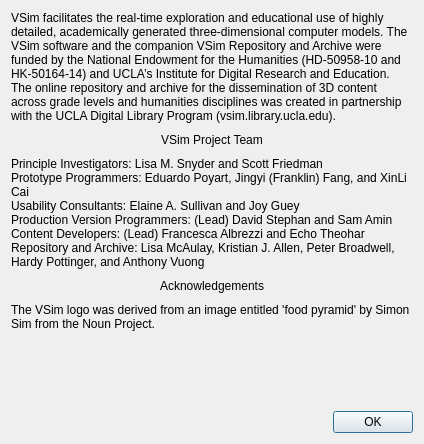
IDREsandbox/vsim, file src/AboutDialog.ui: the form before one commit.
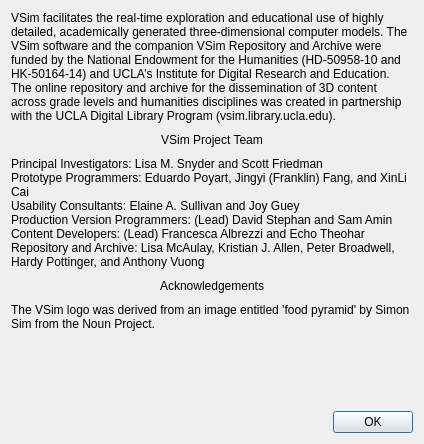
The form after the commit.

Commit message: changelog, touchups, default model

```diff
--- a/src/AboutDialog.ui
+++ b/src/AboutDialog.ui
@@ -52,7 +52,7 @@
    <item>
     <widget class="QLabel" name="label_2">
      <property name="text">
-      <string>Principle Investigators: Lisa M. Snyder and Scott Friedman
+      <string>Principal Investigators: Lisa M. Snyder and Scott Friedman
 Prototype Programmers: Eduardo Poyart, Jingyi (Franklin) Fang, and XinLi Cai
 Usability Consultants: Elaine A. Sullivan and Joy Guey
 Production Version Programmers: (Lead) David Stephan and Sam Amin
```
The commit also changes 2 other files.
